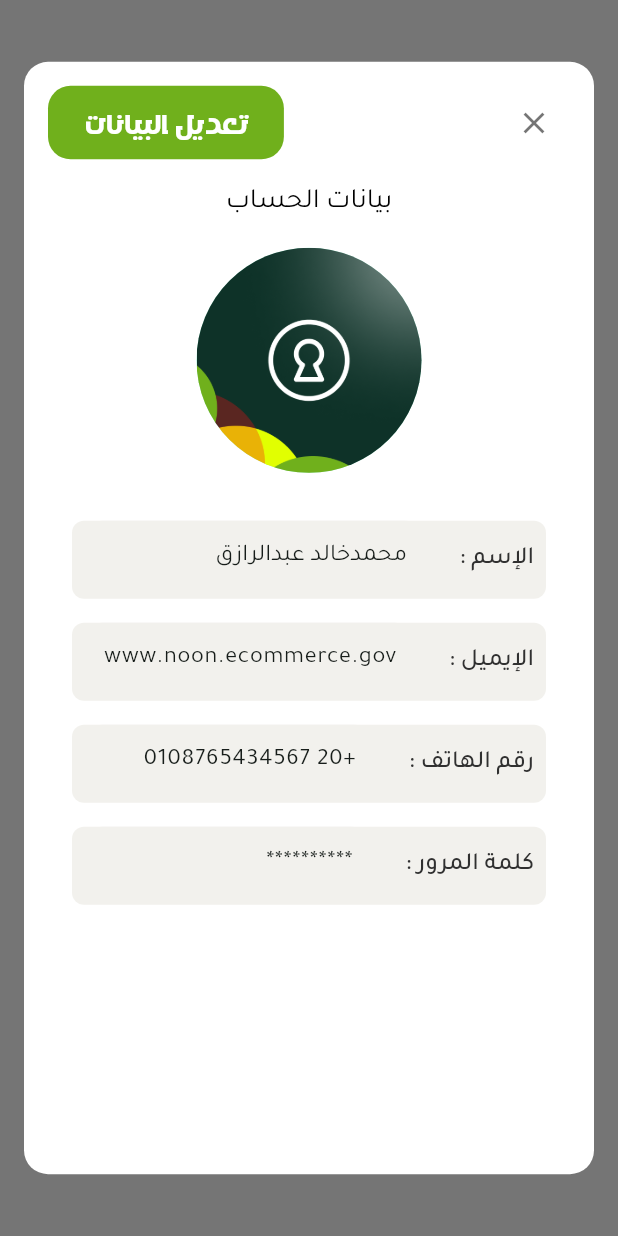
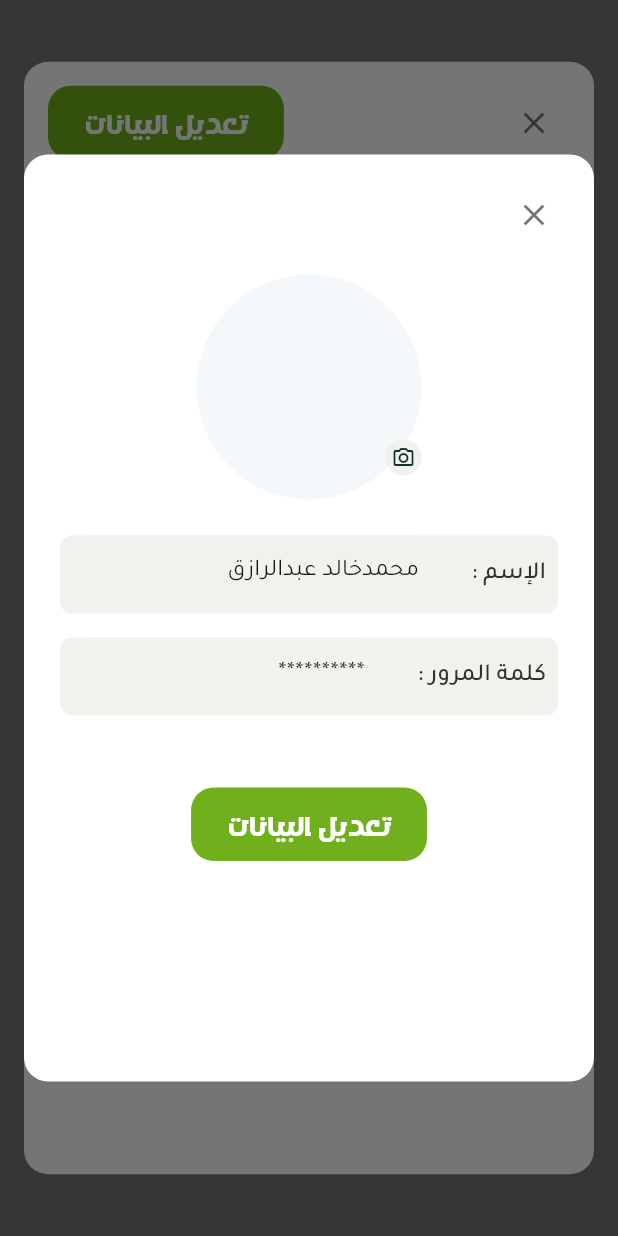
Before and after one commit to Mahmoud-Adel-Ali/Lockers_Admin_Dashboard, a Flutter app: what profileDataDialog() shows on an empty page, opened directly, after a tap on "تعديل البيانات", on a phone screen of 412 x 824 dp. Run offline on Flutter 3.47's test engine with Material 3 defaults, Android fonts, the phone set to English and light mode, and no system bars; our stand-ins replace awesome_dialog, flutter_svg, lottie, modal_progress_hud_nsn, pinput; missing offline and left inert: bitsdojo_window.

Commit message:
Edit Profile dialog.

```diff
--- /dev/null
+++ b/lib/features/dashboard/presentation/views/widgets/edit_profile_dialog.dart
@@ -0,0 +1,69 @@
+import 'package:flutter/material.dart';
+
+import '../../../../../core/utils/app_colors.dart';
+import '../../../../../core/utils/size_config.dart';
+import '../../../../../core/widgets/custom_button.dart';
+import '../../../../../core/widgets/custom_dialog.dart';
+import '../../../../../core/widgets/profile_text_field.dart';
+import 'profile_password_filed.dart';
+
+Future<dynamic> editProfileDataDialog(BuildContext context) {
+  return showDialog(
+    context: context,
+    builder: (context) {
+      return CustomDialog(
+        constraints: BoxConstraints(
+          maxWidth: 500,
+          maxHeight: SizeConfig.height * 0.75,
+        ),
+        child: Column(
+          children: [
+            SizedBox(
+              height: 150,
+              width: 150,
+              child: Stack(
+                children: [
+                  CircleAvatar(radius: 75, backgroundColor: AppColors.babyBlue),
+                  Positioned(
+                    bottom: 16,
+                    child: CircleAvatar(
+                      radius: 12,
+                      backgroundColor: AppColors.filedGrey,
+                      child: Icon(
+                        Icons.camera_alt_outlined,
+                        color: AppColors.main,
+                        size: 16,
+                      ),
+                    ),
+                  ),
+                ],
+              ),
+            ),
+            const SizedBox(height: 16),
+            Padding(
+              padding: const EdgeInsets.all(8.0),
+              child: Column(
+                spacing: 16,
+                children: [
+                  ProfileTextField(
+                    title: 'الإسم :',
+                    controller: TextEditingController(
+                      text: 'محمدخالد عبدالرازق',
+                    ),
+                  ),
+                  ProfilePasswordFields(),
+                  SizedBox(height: 16),
+                  CustomButton(
+                    text: 'تعديل البيانات',
+                    horizontal: 0,
+                    onPressed: () {},
+                  ),
+                ],
+              ),
+            ),
+          ],
+        ),
+      );
+    },
+  );
+}
--- a/lib/features/dashboard/presentation/views/widgets/profile_data_dialog.dart
+++ b/lib/features/dashboard/presentation/views/widgets/profile_data_dialog.dart
@@ -6,7 +6,8 @@ import '../../../../../core/utils/size_config.dart';
 import '../../../../../core/widgets/custom_button.dart';
 import '../../../../../core/widgets/custom_dialog.dart';
 import '../../../../../core/widgets/profile_text_field.dart';
-import 'change_password_dialog.dart';
+import 'edit_profile_dialog.dart';
+import 'profile_password_filed.dart';
 
 Future<dynamic> profileDataDialog(BuildContext context) {
   return showDialog(
@@ -20,7 +21,7 @@ Future<dynamic> profileDataDialog(BuildContext context) {
         leading: CustomButton(
           text: 'تعديل البيانات',
           horizontal: 0,
-          onPressed: () {},
+          onPressed: () => editProfileDataDialog(context),
         ),
         child: Column(
           children: [
@@ -74,26 +75,3 @@ Future<dynamic> profileDataDialog(BuildContext context) {
     },
   );
 }
-
-class ProfilePasswordFields extends StatelessWidget {
-  const ProfilePasswordFields({super.key});
-
-  @override
-  Widget build(BuildContext context) {
-    return Column(
-      spacing: 16,
-      children: [
-        InkWell(
-          onTap: () => changePasswordDialog(context),
-          child: AbsorbPointer(
-            child: ProfileTextField(
-              title: 'كلمة المرور :',
-              readOnly: true,
-              controller: TextEditingController(text: '**********'),
-            ),
-          ),
-        ),
-      ],
-    );
-  }
-}
--- /dev/null
+++ b/lib/features/dashboard/presentation/views/widgets/profile_password_filed.dart
@@ -0,0 +1,27 @@
+import 'package:flutter/material.dart';
+
+import '../../../../../core/widgets/profile_text_field.dart';
+import 'change_password_dialog.dart';
+
+class ProfilePasswordFields extends StatelessWidget {
+  const ProfilePasswordFields({super.key});
+
+  @override
+  Widget build(BuildContext context) {
+    return Column(
+      spacing: 16,
+      children: [
+        InkWell(
+          onTap: () => changePasswordDialog(context),
+          child: AbsorbPointer(
+            child: ProfileTextField(
+              title: 'كلمة المرور :',
+              readOnly: true,
+              controller: TextEditingController(text: '**********'),
+            ),
+          ),
+        ),
+      ],
+    );
+  }
+}
```
